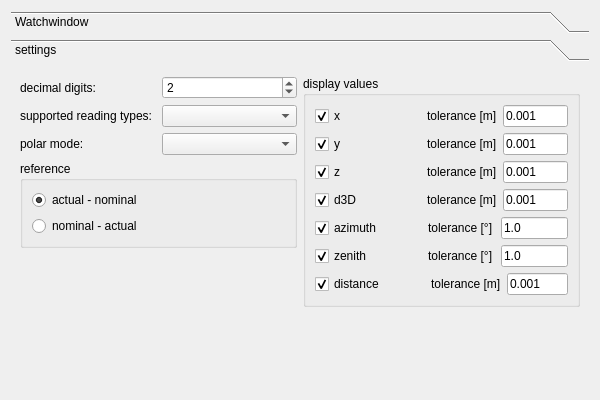
Before: the Qt Designer form ui/dialogs/watchwindowdialog.ui in OpenIndy/OpenIndy, drawn with Qt 5.
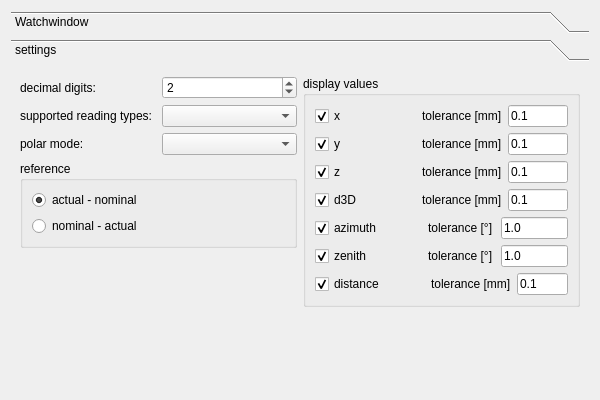
After: the same form once the commit is applied. The open tabs and pages were chosen to show the change.

Commit message: bugfix watchwindow Anzeige und Konvertierung der Toleranzen

The edit to the form file:
```diff
--- a/ui/dialogs/watchwindowdialog.ui
+++ b/ui/dialogs/watchwindowdialog.ui
@@ -52,8 +52,8 @@
        <rect>
         <x>0</x>
         <y>0</y>
-        <width>582</width>
-        <height>328</height>
+        <width>578</width>
+        <height>316</height>
        </rect>
       </property>
       <attribute name="label">
@@ -215,14 +215,14 @@
                   <item>
                    <widget class="QLabel" name="label_x">
                     <property name="text">
-                     <string>tolerance [m]</string>
+                     <string>tolerance [mm]</string>
                     </property>
                    </widget>
                   </item>
                   <item>
                    <widget class="QLineEdit" name="lineEdit_x">
                     <property name="text">
-                     <string>0.001</string>
+                     <string>0.1</string>
                     </property>
                    </widget>
                   </item>
@@ -256,14 +256,14 @@
                   <item>
                    <widget class="QLabel" name="label_y">
                     <property name="text">
-                     <string>tolerance [m]</string>
+                     <string>tolerance [mm]</string>
                     </property>
                    </widget>
                   </item>
                   <item>
                    <widget class="QLineEdit" name="lineEdit_y">
                     <property name="text">
-                     <string>0.001</string>
+                     <string>0.1</string>
                     </property>
                    </widget>
                   </item>
@@ -297,14 +297,14 @@
                   <item>
                    <widget class="QLabel" name="label_z">
                     <property name="text">
-                     <string>tolerance [m]</string>
+                     <string>tolerance [mm]</string>
                     </property>
                    </widget>
                   </item>
                   <item>
                    <widget class="QLineEdit" name="lineEdit_z">
                     <property name="text">
-                     <string>0.001</string>
+                     <string>0.1</string>
                     </property>
                    </widget>
                   </item>
@@ -338,14 +338,14 @@
                   <item>
                    <widget class="QLabel" name="label_d3d">
                     <property name="text">
-                     <string>tolerance [m]</string>
+                     <string>tolerance [mm]</string>
                     </property>
                    </widget>
                   </item>
                   <item>
                    <widget class="QLineEdit" name="lineEdit_d3d">
                     <property name="text">
-                     <string>0.001</string>
+                     <string>0.1</string>
                     </property>
                    </widget>
                   </item>
@@ -461,14 +461,14 @@
                   <item>
                    <widget class="QLabel" name="label_distance">
                     <property name="text">
-                     <string>tolerance [m]</string>
+                     <string>tolerance [mm]</string>
                     </property>
                    </widget>
                   </item>
                   <item>
                    <widget class="QLineEdit" name="lineEdit_distance">
                     <property name="text">
-                     <string>0.001</string>
+                     <string>0.1</string>
                     </property>
                    </widget>
                   </item>
```
Left out of the diff: 4 changed lines with no effect on the pictures. The commit also changes 2 other files.
